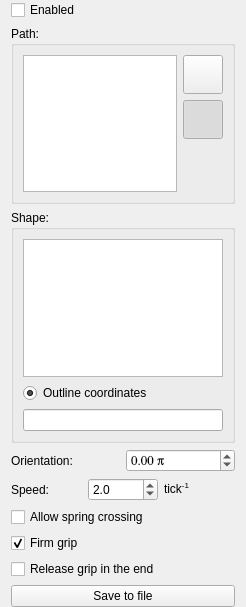
Above: simulator/ui/qactuatorwidget.ui from dantrag/spring_simulator before the change. Below: the same form after it.
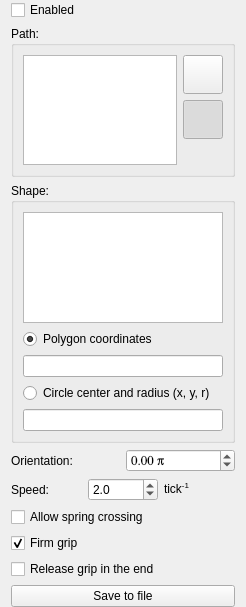
That is the form after the change. Icons and pictures are not drawn.

Commit message: Added advanced Shape functions and Polygon/Circle

```diff
--- a/simulator/ui/qactuatorwidget.ui
+++ b/simulator/ui/qactuatorwidget.ui
@@ -127,7 +127,7 @@
       <item>
        <widget class="QRadioButton" name="coordinates_button">
         <property name="text">
-         <string>Outline coordinates</string>
+         <string>Polygon coordinates</string>
         </property>
         <property name="checked">
          <bool>true</bool>
@@ -135,7 +135,27 @@
        </widget>
       </item>
       <item>
-       <widget class="QLineEdit" name="coordinates_line_edit">
+       <widget class="QLineEdit" name="polygon_coordinates_line_edit">
+        <property name="text">
+         <string/>
+        </property>
+       </widget>
+      </item>
+      <item>
+       <widget class="QRadioButton" name="circle_coordinates_button">
+        <property name="text">
+         <string>Circle center and radius (x, y, r)</string>
+        </property>
+        <property name="checked">
+         <bool>false</bool>
+        </property>
+        <attribute name="buttonGroup">
+         <string notr="true">coordinates_button_group</string>
+        </attribute>
+       </widget>
+      </item>
+      <item>
+       <widget class="QLineEdit" name="circle_coordinates_line_edit">
         <property name="text">
          <string/>
         </property>
```
Left out of the diff: 8 changed lines with no effect on the pictures. The commit also changes 17 other files.
